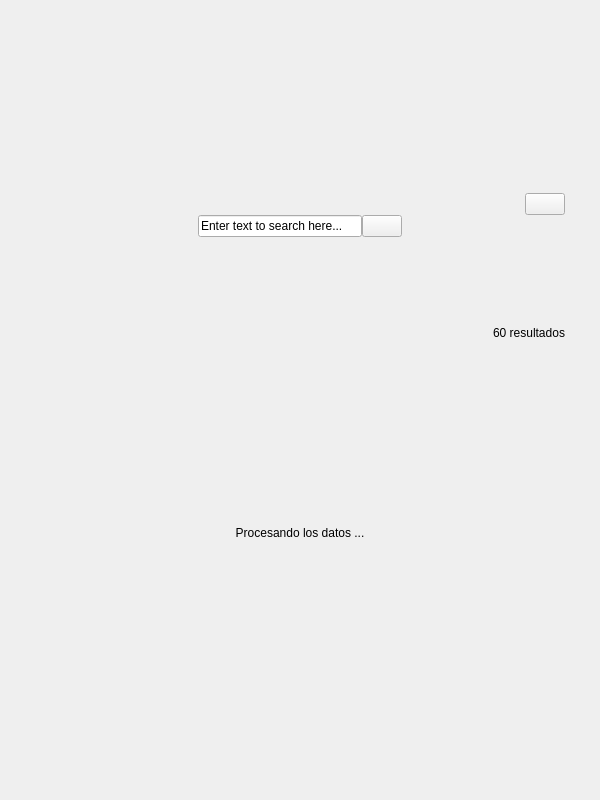
The window that bqViewer/ui/ViewerSearchPopup.ui (bq/cervantes) describes before a commit, drawn with Qt 5.
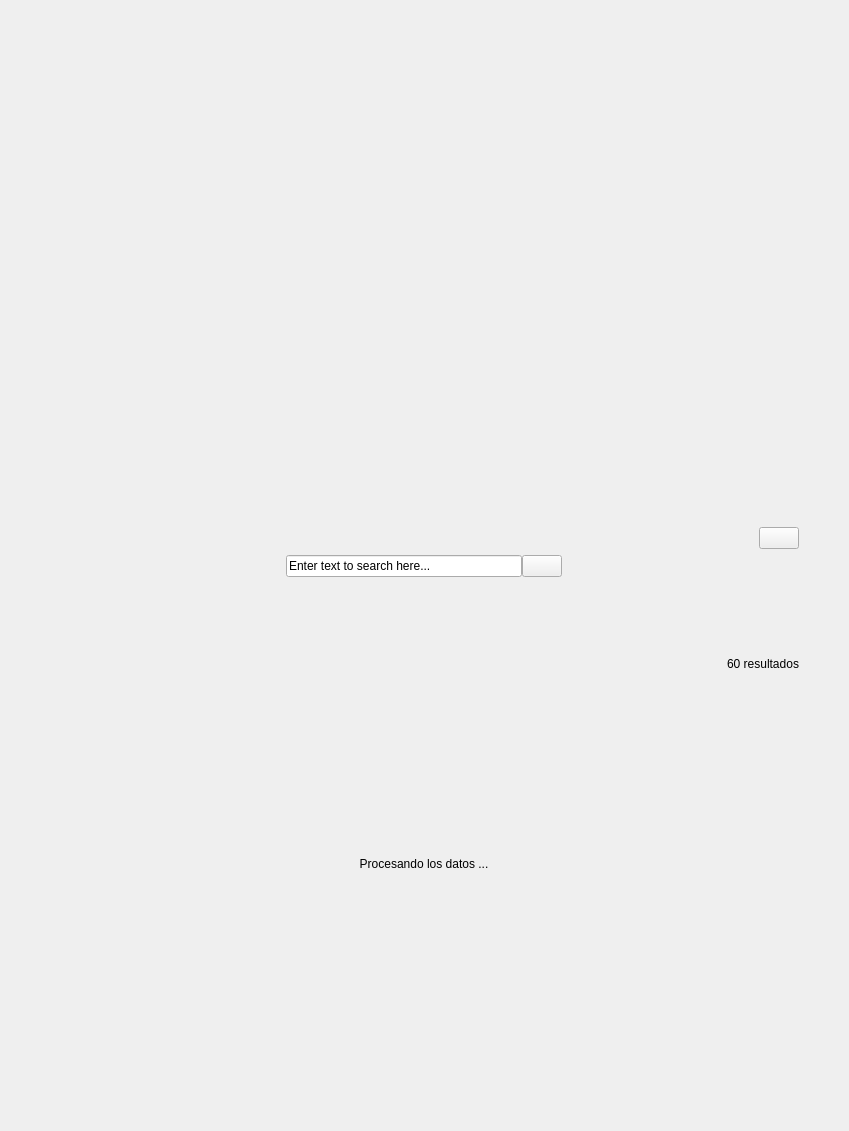
The same window after the commit. Custom widgets are drawn as their Qt base class.

Diff of the .ui file:
```diff
--- a/bqViewer/ui/ViewerSearchPopup.ui
+++ b/bqViewer/ui/ViewerSearchPopup.ui
@@ -6,20 +6,20 @@
    <rect>
     <x>0</x>
     <y>0</y>
-    <width>600</width>
-    <height>800</height>
+    <width>849</width>
+    <height>1131</height>
    </rect>
   </property>
   <property name="minimumSize">
    <size>
-    <width>600</width>
-    <height>800</height>
+    <width>0</width>
+    <height>0</height>
    </size>
   </property>
   <property name="maximumSize">
    <size>
-    <width>600</width>
-    <height>800</height>
+    <width>849</width>
+    <height>1131</height>
    </size>
   </property>
   <property name="windowTitle">
@@ -42,8 +42,8 @@
      </property>
      <property name="sizeHint" stdset="0">
       <size>
-       <width>20</width>
-       <height>40</height>
+       <width>28</width>
+       <height>57</height>
       </size>
      </property>
     </spacer>
@@ -66,8 +66,8 @@
        </property>
        <property name="maximumSize">
         <size>
-         <width>530</width>
-         <height>607</height>
+         <width>750</width>
+         <height>858</height>
         </size>
        </property>
        <layout class="QVBoxLayout" name="verticalLayout_3">
@@ -88,7 +88,7 @@
           <property name="maximumSize">
            <size>
             <width>16777215</width>
-            <height>147</height>
+            <height>208</height>
            </size>
           </property>
           <layout class="QVBoxLayout" name="verticalLayout">
@@ -110,8 +110,8 @@
                </property>
                <property name="sizeHint" stdset="0">
                 <size>
-                 <width>40</width>
-                 <height>20</height>
+                 <width>57</width>
+                 <height>28</height>
                 </size>
                </property>
               </spacer>
@@ -137,8 +137,8 @@
                </property>
                <property name="sizeHint" stdset="0">
                 <size>
-                 <width>40</width>
-                 <height>20</height>
+                 <width>57</width>
+                 <height>28</height>
                 </size>
                </property>
               </spacer>
@@ -164,8 +164,8 @@
                </property>
                <property name="sizeHint" stdset="0">
                 <size>
-                 <width>80</width>
-                 <height>20</height>
+                 <width>113</width>
+                 <height>28</height>
                 </size>
                </property>
               </spacer>
@@ -219,8 +219,8 @@
              </property>
              <property name="sizeHint" stdset="0">
               <size>
-               <width>20</width>
-               <height>40</height>
+               <width>28</width>
+               <height>57</height>
               </size>
              </property>
             </spacer>
@@ -245,8 +245,8 @@
           </property>
           <property name="sizeHint" stdset="0">
            <size>
-            <width>20</width>
-            <height>40</height>
+            <width>28</width>
+            <height>57</height>
            </size>
           </property>
          </spacer>
```
Left out of the diff: 28 changed lines with no effect on the pictures.
